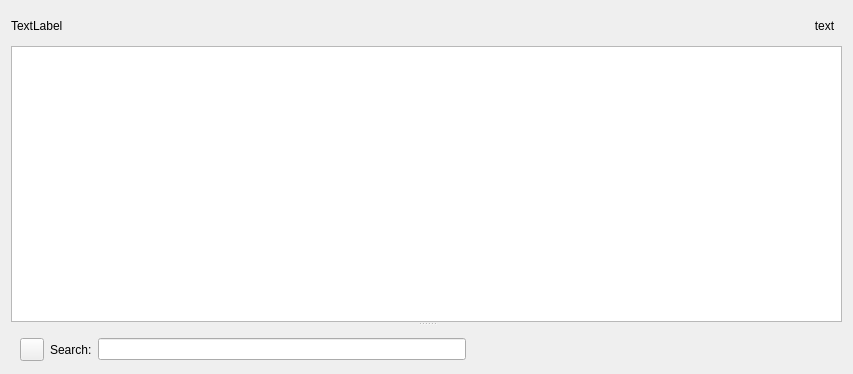
Old version of the form gui/accountwidget.ui in the repository KDE/knipptasch.
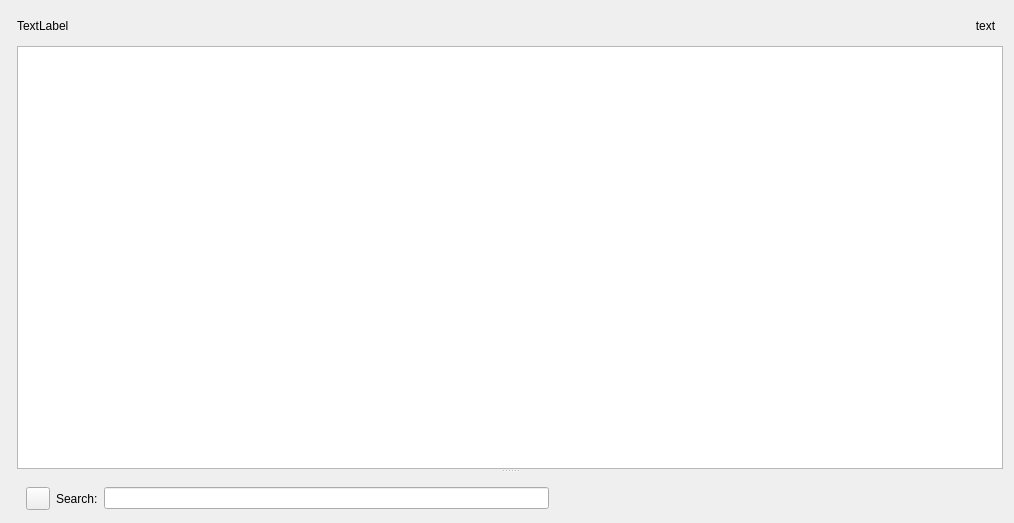
New version of the form. Custom widgets are drawn as their Qt base class.

Commit message: initial usage/testing of ActionPanel from QSint.

Patch:
```diff
--- a/gui/accountwidget.ui
+++ b/gui/accountwidget.ui
@@ -7,17 +7,17 @@
    <rect>
     <x>0</x>
     <y>0</y>
-    <width>853</width>
-    <height>374</height>
+    <width>1014</width>
+    <height>523</height>
    </rect>
   </property>
-  <layout class="QVBoxLayout" name="verticalLayout_2">
-   <item>
+  <layout class="QGridLayout" name="gridLayout">
+   <item row="0" column="1">
     <widget class="QSplitter" name="splitter">
      <property name="orientation">
       <enum>Qt::Vertical</enum>
      </property>
-     <widget class="QWidget" name="">
+     <widget class="QWidget" name="layoutWidget">
       <layout class="QVBoxLayout" name="verticalLayout">
        <item>
         <widget class="QFrame" name="styleframe">
@@ -110,7 +110,7 @@
      </widget>
     </widget>
    </item>
-   <item>
+   <item row="1" column="1">
     <widget class="QWidget" name="searchWidget" native="true">
      <layout class="QHBoxLayout" name="horizontalLayout_2">
       <property name="topMargin">
@@ -151,6 +151,9 @@
      </layout>
     </widget>
    </item>
+   <item row="0" column="0" rowspan="2">
+    <widget class="QSint::ActionPanel" name="actionPanel" native="true"/>
+   </item>
   </layout>
  </widget>
  <customwidgets>
@@ -165,6 +168,12 @@
    <header>ktabwidget.h</header>
    <container>1</container>
   </customwidget>
+  <customwidget>
+   <class>QSint::ActionPanel</class>
+   <extends>QWidget</extends>
+   <header>QSint</header>
+   <container>1</container>
+  </customwidget>
  </customwidgets>
  <resources/>
  <connections/>
```
The commit also changes 2 other files.
